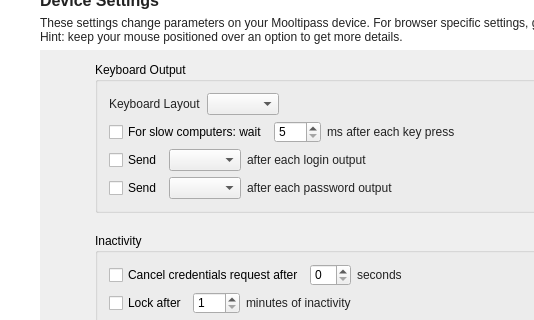
mooltipass/moolticute, file src/MainWindow.ui: the form before one commit; both pictures show x 0 to 534 and y 87 to 407 of the 988 by 632 pixel window.
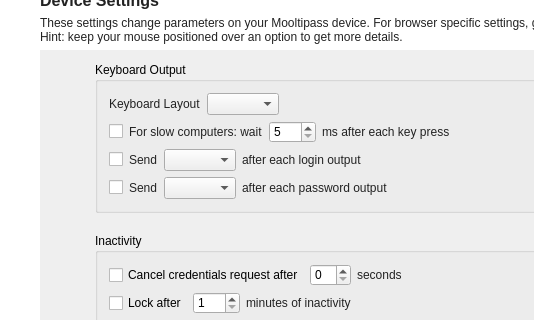
The form after the commit. The open tabs and pages were chosen to show the change. Icons and pictures are not drawn. Custom widgets are drawn as their Qt base class.

Patch:
```diff
--- a/src/MainWindow.ui
+++ b/src/MainWindow.ui
@@ -597,6 +597,13 @@
                   <item>
                    <widget class="QCheckBox" name="checkBoxSlowHost">
                     <property name="text">
+                     <string/>
+                    </property>
+                   </widget>
+                  </item>
+                  <item>
+                   <widget class="QLabel" name="label_keyPressDelay">
+                    <property name="text">
                      <string>For slow computers: wait</string>
                     </property>
                    </widget>
@@ -661,6 +668,13 @@
                   <item>
                    <widget class="QCheckBox" name="checkBoxSendAfterLogin">
                     <property name="text">
+                     <string/>
+                    </property>
+                   </widget>
+                  </item>
+                  <item>
+                   <widget class="QLabel" name="label_sendLoginChar">
+                    <property name="text">
                      <string>Send</string>
                     </property>
                    </widget>
@@ -718,6 +732,13 @@
                   </property>
                   <item>
                    <widget class="QCheckBox" name="checkBoxSendAfterPassword">
+                    <property name="text">
+                     <string/>
+                    </property>
+                   </widget>
+                  </item>
+                  <item>
+                   <widget class="QLabel" name="label_sendPwdChar">
                     <property name="text">
                      <string>Send</string>
                     </property>
```
